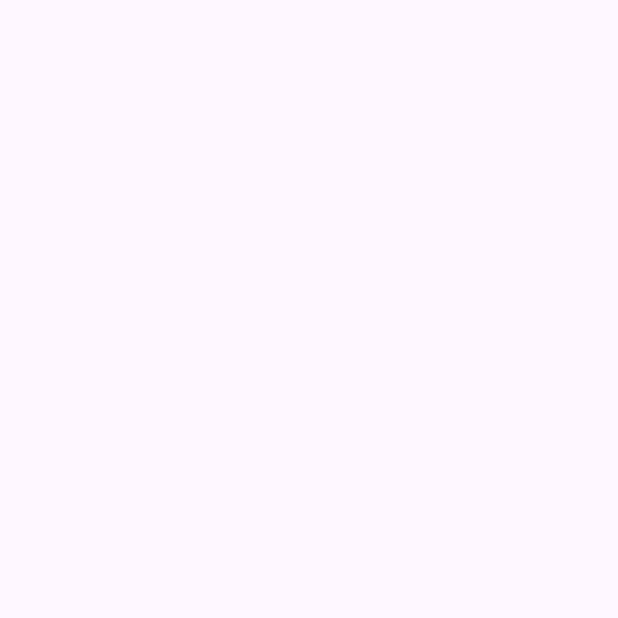
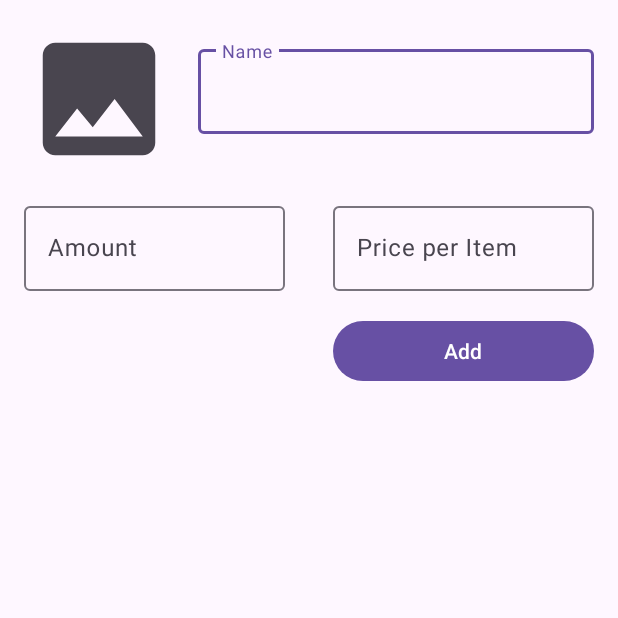
Before and after one commit to ShreeOcean/MyDemoUnitTesting, an Android app: the screen it shows after launch (MainActivity), on a phone screen of 412 x 824 dp, the top half of it. Before the commit the part shown is empty. Run offline under Robolectric (Android 15) with nearby library versions, the light colour scheme and no system bars; our stand-ins replace Dagger/Hilt's generated code, Room's generated code.

Commit message:
navigation testing

```diff
--- a/app/build.gradle
+++ b/app/build.gradle
@@ -41,6 +41,11 @@ android {
     }
     kotlinOptions {
         jvmTarget = '1.8'
+    }
+
+    buildFeatures{
+        viewBinding = true
+        dataBinding = true
     }
 }
 
@@ -134,6 +139,7 @@ dependencies {
     androidTestImplementation libs.mockito.core.v2210
 //    kaptAndroidTest libs.hilt.android.compiler.v228alpha
     kaptAndroidTest libs.hilt.android.compiler
+    debugImplementation libs.androidx.fragment.testing
 
 }
 kapt {
--- a/app/src/main/res/layout/activity_main.xml
+++ b/app/src/main/res/layout/activity_main.xml
@@ -9,7 +9,9 @@
 
     <androidx.fragment.app.FragmentContainerView
         android:id="@+id/navHostFragment"
+        android:name="androidx.navigation.fragment.NavHostFragment"
         android:layout_width="match_parent"
-        android:layout_height="match_parent" />
+        android:layout_height="match_parent"
+        app:navGraph="@navigation/nav_graph" />
 
 </FrameLayout>
--- /dev/null
+++ b/app/src/main/res/navigation/nav_graph.xml
@@ -0,0 +1,32 @@
+<?xml version="1.0" encoding="utf-8"?>
+ <navigation xmlns:android="http://schemas.android.com/apk/res/android"
+    xmlns:app="http://schemas.android.com/apk/res-auto"
+    xmlns:tools="http://schemas.android.com/tools"
+    android:id="@+id/nav_graph"
+    app:startDestination="@id/addShoppingItemFragment">
+
+
+    <fragment
+        android:id="@+id/addShoppingItemFragment"
+        android:name="com.ocean.demounittest.shoppingListTestingYT.ui.AddShoppingItemFragment"
+        android:label="fragment_add_shopping_item"
+        tools:layout="@layout/fragment_add_shopping_item" >
+        <action
+            android:id="@+id/action_addShoppingItemFragment_to_imagePickFragment"
+            app:destination="@id/imagePickFragment" />
+    </fragment>
+    <fragment
+        android:id="@+id/imagePickFragment"
+        android:name="com.ocean.demounittest.shoppingListTestingYT.ui.ImagePickFragment"
+        android:label="fragment_image_pick"
+        tools:layout="@layout/fragment_image_pick" />
+    <fragment
+        android:id="@+id/shoppingFragment"
+        android:name="com.ocean.demounittest.shoppingListTestingYT.ui.ShoppingFragment"
+        android:label="fragment_shopping"
+        tools:layout="@layout/fragment_shopping" >
+        <action
+            android:id="@+id/action_shoppingFragment_to_addShoppingItemFragment"
+            app:destination="@id/addShoppingItemFragment" />
+    </fragment>
+</navigation>
--- a/gradle/libs.versions.toml
+++ b/gradle/libs.versions.toml
@@ -1,12 +1,13 @@
 [versions]
 activityKtx = "1.9.0"
 agp = "8.3.1"
-androidxJunit = "1.1.1"
+androidxJunit = "1.1.5"
 core = "1.5.0"
 coreTesting = "2.2.0"
 coreTestingVersion = "2.1.0"
 dexmakerMockito = "2.12.1"
 espressoCoreVersion = "3.2.0"
+fragmentTesting = "1.7.1"
 glide = "4.16.0"
 gradle = "4.0.2"
 hamcrestAll = "1.3"
@@ -49,6 +50,7 @@ androidx-core-ktx = { group = "androidx.core", name = "core-ktx", version.ref =
 androidx-core-testing = { module = "androidx.arch.core:core-testing", version.ref = "coreTesting" }
 androidx-core-testing-v210 = { module = "androidx.arch.core:core-testing", version.ref = "coreTestingVersion" }
 androidx-espresso-core-v320 = { module = "androidx.test.espresso:espresso-core", version.ref = "espressoCoreVersion" }
+androidx-fragment-testing = { module = "androidx.fragment:fragment-testing", version.ref = "fragmentTesting" }
 androidx-hilt-compiler = { module = "androidx.hilt:hilt-compiler", version.ref = "hiltCompiler" }
 androidx-junit-v111 = { module = "androidx.test.ext:junit", version.ref = "androidxJunit" }
 androidx-lifecycle-extensions = { module = "androidx.lifecycle:lifecycle-extensions", version.ref = "lifecycleExtensions" }
```
Also changed, not shown: app/src/debug/AndroidManifest.xml (added, +10 -0 lines), app/src/debug/java/com/androiddevs/shoppinglisttestingyt/HiltTestActivity.kt (added, +7 -0 lines), app/src/main/java/com/ocean/demounittest/shoppingListTestingYT/ui/ShoppingFragment.kt (+15 -1 lines), 2 other files.
